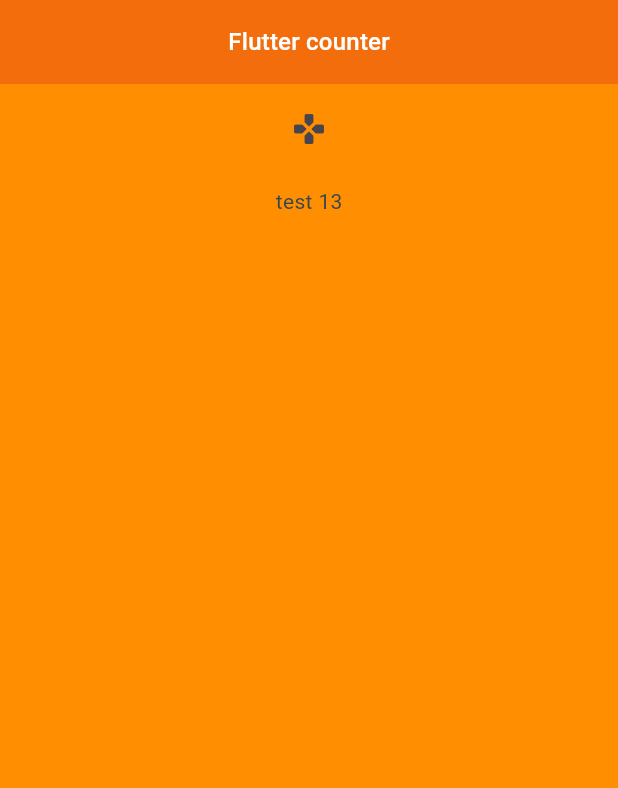
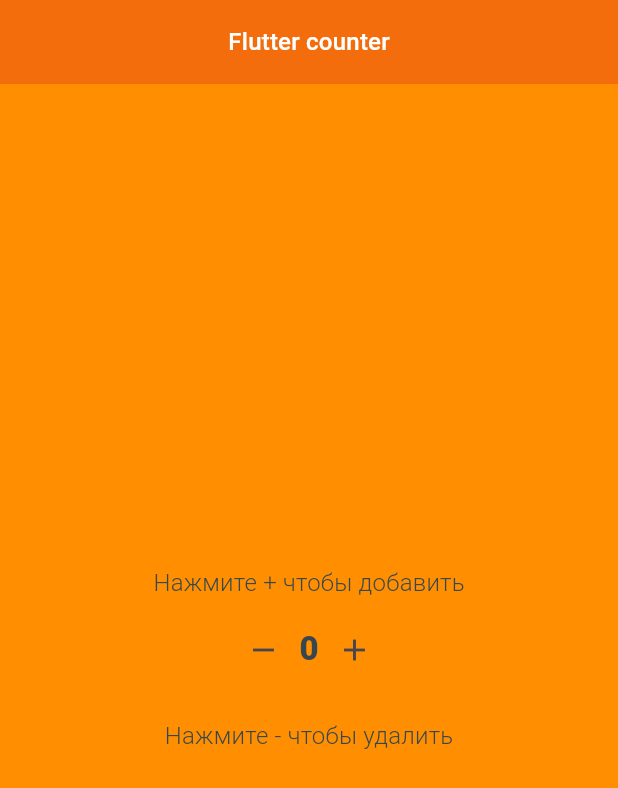
Before and after one commit to Maxzb/Flutter-counter, a Flutter app: the screen it shows after launch, on a phone screen of 412 x 824 dp. Shown: the top 788 px of the screen. Run offline on Flutter 3.47's test engine with Material 3 defaults, Android fonts, the phone set to English and light mode, and no system bars.

Commit message:
counter: add general MyCounter

```diff
--- a/lib/components/hint_label.dart
+++ b/lib/components/hint_label.dart
@@ -7,13 +7,18 @@ class HintLabel extends StatelessWidget {
 
   @override
   Widget build(BuildContext context) {
+    final ThemeData theme = Theme.of(context);
+
     return DecoratedBox(
       decoration: BoxDecoration(color: Colors.amberAccent[500]),
       child: Padding(
         padding: const EdgeInsets.all(8.0),
         child: Text(hintText,
-            style: TextStyle(
+            style: theme.textTheme.titleMedium!.copyWith(
               color: Colors.blueGrey[800],
+              fontWeight: FontWeight.w300,
+              // TextStyle(
+              //   color: Colors.blueGrey[800],
             )),
       ),
     );
--- /dev/null
+++ b/lib/components/my_counter.dart
@@ -0,0 +1,52 @@
+import 'package:flutter/material.dart';
+
+class MyCounter extends StatefulWidget {
+  const MyCounter({super.key});
+
+  @override
+  _CounterState createState() => _CounterState();
+}
+
+class _CounterState extends State<MyCounter> {
+  var count = 0;
+
+  @override
+  Widget build(BuildContext context) {
+    final ThemeData theme = Theme.of(context);
+
+    return Row(
+      mainAxisSize: MainAxisSize.min,
+      mainAxisAlignment: MainAxisAlignment.center,
+      crossAxisAlignment: CrossAxisAlignment.center,
+      children: [
+        IconButton(
+          onPressed: () => _decrement(),
+          icon: const Icon(Icons.remove),
+        ),
+        Text('$count',
+            style: theme.textTheme.titleLarge!.copyWith(
+              color: Colors.blueGrey[800],
+              fontWeight: FontWeight.w800,
+              // TextStyle(
+              //   color: Colors.blueGrey[800],
+            )),
+        IconButton(
+          onPressed: () => _increment(),
+          icon: const Icon(Icons.add),
+        ),
+      ],
+    );
+  }
+
+  void _increment() {
+    setState(() {
+      count++;
+    });
+  }
+
+  void _decrement() {
+    setState(() {
+      count--;
+    });
+  }
+}
--- a/lib/main.dart
+++ b/lib/main.dart
@@ -1,5 +1,7 @@
 import 'package:flutter/material.dart';
 import 'components/hint_label.dart';
+import 'components/my_counter.dart';
+// import 'components/custom_counter.dart';
 
 void main() => runApp(const Counter());
 
@@ -28,87 +30,19 @@ class Counter extends StatelessWidget {
             elevation: 3,
             backgroundColor: Colors.amber[900],
           ),
-          body: Center(
+          body: const Center(
             child: Column(
+              mainAxisSize: MainAxisSize.min,
               children: [
-                IconButton(
-                  onPressed: () {
-                    print('Click!');
-                  },
-                  padding: const EdgeInsets.all(18.0),
-                  iconSize: 24,
-                  icon: const Icon(Icons.games_rounded),
+                HintLabel('Нажмите + чтобы добавить'),
+                MyCounter(),
+                SizedBox(
+                  height: 14,
                 ),
-                const HintLabel('test 13'),
+                HintLabel('Нажмите - чтобы удалить'),
               ],
             ),
           ),
         ));
   }
 }
-
-// class HintLabel extends StatelessWidget {
-//   final String hintText;
-
-//   const HintLabel(this.hintText, {super.key});
-
-//   @override
-//   Widget build(BuildContext context) {
-//     return DecoratedBox(
-//       decoration: BoxDecoration(color: Colors.amberAccent[500]),
-//       child: Padding(
-//         padding: const EdgeInsets.all(8.0),
-//         child: Text(hintText,
-//             style: TextStyle(
-//               color: Colors.blueGrey[800],
-//             )),
-//       ),
-//     );
-//   }
-// }
-
-
-
-// class _SunflowerState extends State<Sunflower> {
-//   int seeds = maxSeeds ~/ 2;
-
-//   @override
-//   Widget build(BuildContext context) {
-//     return MaterialApp(
-//       theme: ThemeData(
-//         brightness: Brightness.dark,
-//         appBarTheme: const AppBarTheme(elevation: 2),
-//       ),
-//       debugShowCheckedModeBanner: false,
-//       home: Scaffold(
-//         appBar: AppBar(
-//           title: const Text('Sunflower'),
-//         ),
-//         body: Center(
-//           child: Column(
-//             crossAxisAlignment: CrossAxisAlignment.center,
-//             children: [
-//               Expanded(
-//                 child: SunflowerWidget(seeds),
-//               ),
-//               const SizedBox(height: 20),
-//               Text('Showing ${seeds.round()} seeds'),
-//               SizedBox(
-//                 width: 300,
-//                 child: Slider(
-//                   min: 1,
-//                   max: maxSeeds.toDouble(),
-//                   value: seeds.toDouble(),
-//                   onChanged: (val) {
-//                     setState(() => seeds = val.round());
-//                   },
-//                 ),
-//               ),
-//               const SizedBox(height: 20),
-//             ],
-//           ),
-//         ),
-//       ),
-//     );
-//   }
-// }
```
